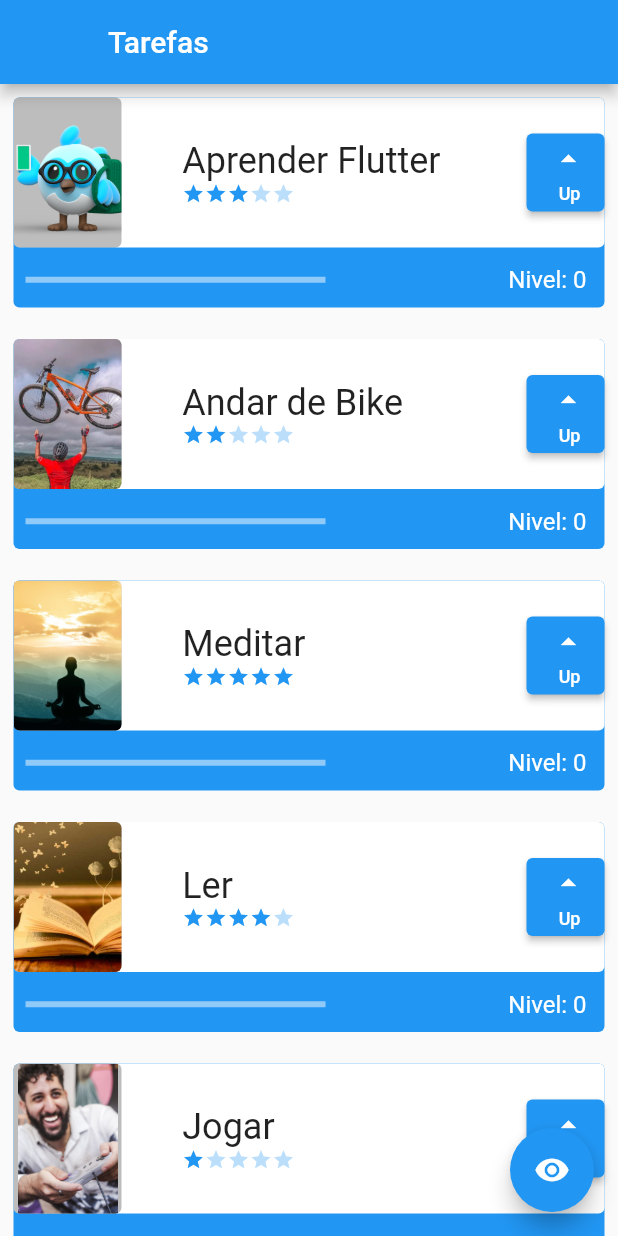
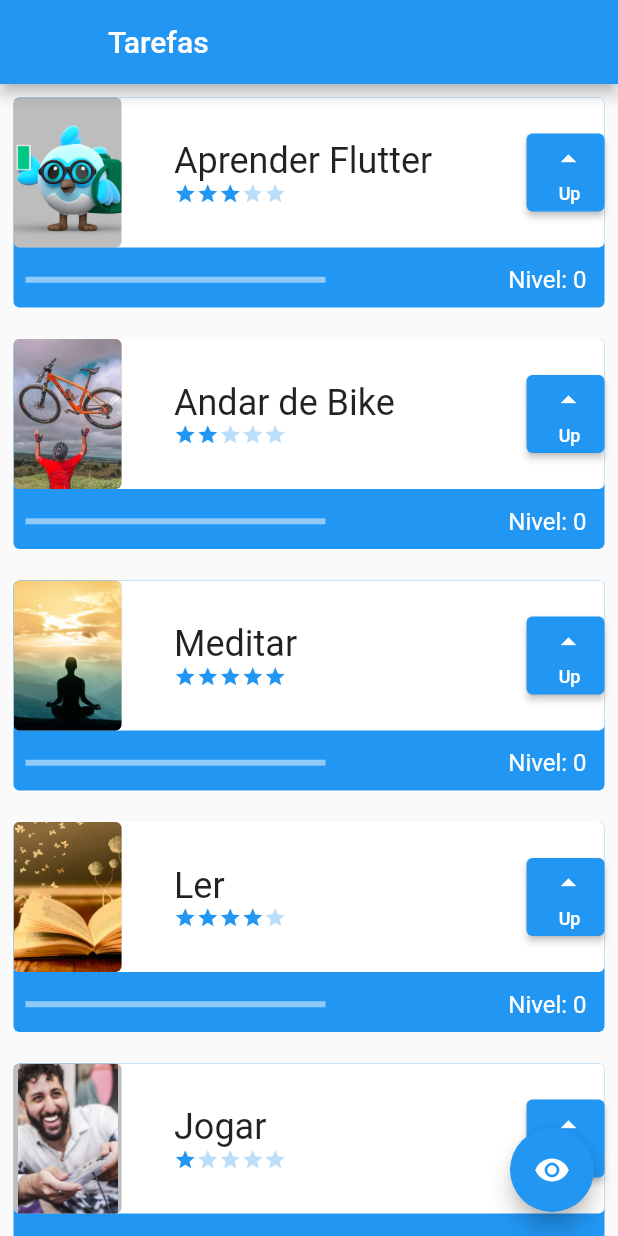
Before and after one commit to morlandini1/nosso_primeiro_projeto, a Flutter app: the screen it shows after launch, on a phone screen of 412 x 824 dp. Run offline on Flutter 3.47's test engine with Material 2 defaults, Android fonts, the phone set to English and light mode, and no system bars.

Commit message:
Projeto final

```diff
--- a/lib/componentes/task.dart
+++ b/lib/componentes/task.dart
@@ -58,7 +58,7 @@ class _TaskState extends State<Task> {
                       crossAxisAlignment: CrossAxisAlignment.start,
                       children: [
                         SizedBox(
-                            width: 189,
+                            width: 200,
                             child: Text(
                               widget.nome,
                               style: const TextStyle(
```
